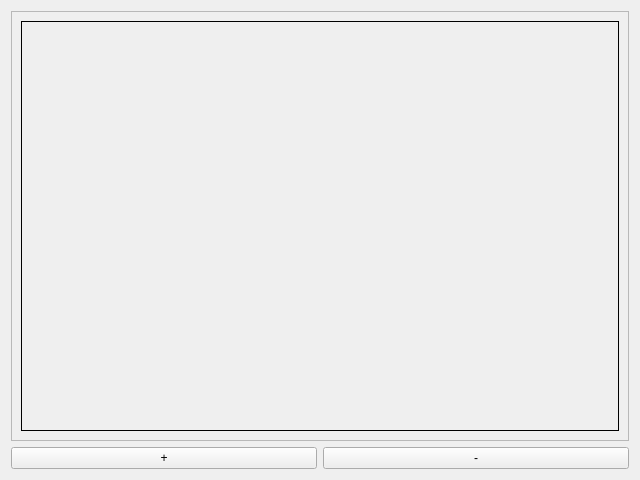
The window that KettlerDots/tabtemplate.ui (ILsan-Bashmarov/KettlerDots) describes before a commit, drawn with Qt 5.
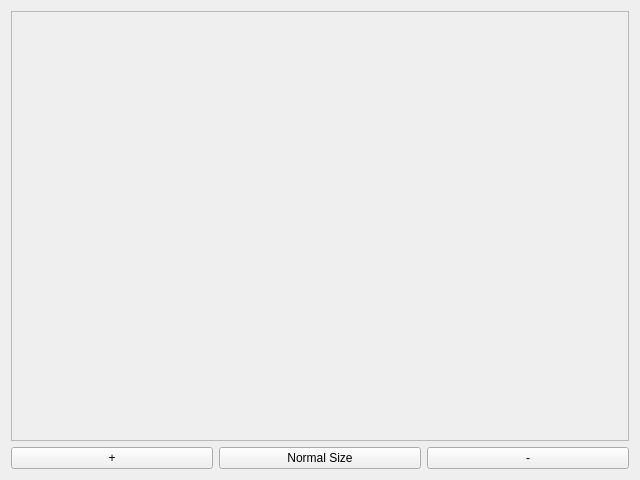
The same window after the commit.

Commit message: Half-ready feature of zooming

```diff
--- a/KettlerDots/tabtemplate.ui
+++ b/KettlerDots/tabtemplate.ui
@@ -14,8 +14,42 @@
    <string>Form</string>
   </property>
   <layout class="QGridLayout" name="gridLayout">
-   <item row="0" column="0">
+   <item row="1" column="4">
+    <layout class="QHBoxLayout" name="horizontalLayout">
+     <item>
+      <widget class="QPushButton" name="zoomInButton">
+       <property name="text">
+        <string>+</string>
+       </property>
+      </widget>
+     </item>
+     <item>
+      <widget class="QPushButton" name="normalSizeButton">
+       <property name="text">
+        <string>Normal Size</string>
+       </property>
+      </widget>
+     </item>
+     <item>
+      <widget class="QPushButton" name="zoomOutButton">
+       <property name="text">
+        <string>-</string>
+       </property>
+      </widget>
+     </item>
+    </layout>
+   </item>
+   <item row="0" column="4">
     <widget class="QScrollArea" name="scrollArea">
+     <property name="sizePolicy">
+      <sizepolicy hsizetype="MinimumExpanding" vsizetype="MinimumExpanding">
+       <horstretch>0</horstretch>
+       <verstretch>0</verstretch>
+      </sizepolicy>
+     </property>
+     <property name="sizeAdjustPolicy">
+      <enum>QAbstractScrollArea::AdjustIgnored</enum>
+     </property>
      <property name="widgetResizable">
       <bool>true</bool>
      </property>
@@ -24,16 +58,19 @@
        <rect>
         <x>0</x>
         <y>0</y>
-        <width>620</width>
-        <height>429</height>
+        <width>18</width>
+        <height>31</height>
        </rect>
       </property>
+      <property name="sizePolicy">
+       <sizepolicy hsizetype="Fixed" vsizetype="Fixed">
+        <horstretch>0</horstretch>
+        <verstretch>0</verstretch>
+       </sizepolicy>
+      </property>
       <layout class="QGridLayout" name="gridLayout_2">
        <item row="0" column="0">
         <widget class="QLabel" name="label">
-         <property name="frameShape">
-          <enum>QFrame::Box</enum>
-         </property>
          <property name="text">
           <string/>
          </property>
@@ -43,24 +80,6 @@
      </widget>
     </widget>
    </item>
-   <item row="1" column="0">
-    <layout class="QHBoxLayout" name="horizontalLayout">
-     <item>
-      <widget class="QPushButton" name="zoomInButton">
-       <property name="text">
-        <string>+</string>
-       </property>
-      </widget>
-     </item>
-     <item>
-      <widget class="QPushButton" name="pushButton">
-       <property name="text">
-        <string>-</string>
-       </property>
-      </widget>
-     </item>
-    </layout>
-   </item>
   </layout>
  </widget>
  <resources/>
```
The commit also changes 2 other files.
